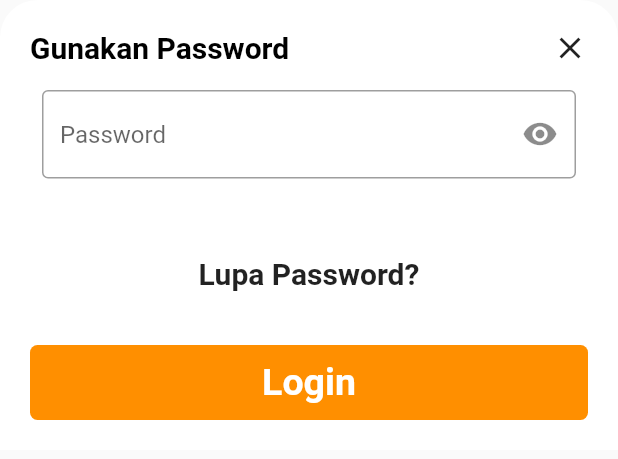
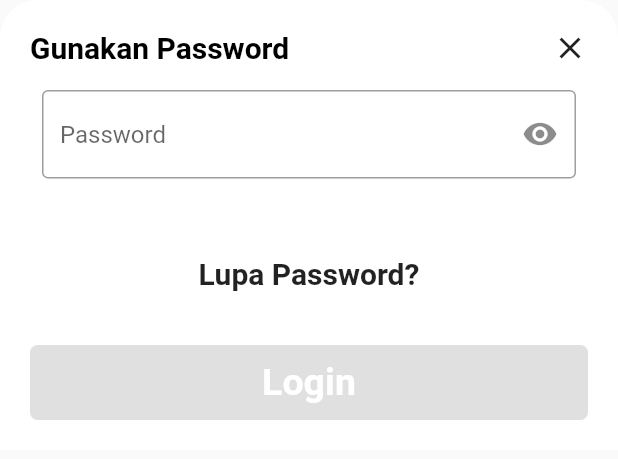
Before and after one commit to FieryInferno/keuangan, a Flutter app: the LoginPassword widget shown alone on an empty page, opened directly, on a phone screen of 412 x 824 dp. Shown: the top 459 px of the screen. Run offline on Flutter 3.47's test engine with Material 2 defaults, Android fonts, the phone set to English and light mode, and no system bars.

Commit message:
feat: disabled button login

```diff
--- a/lib/pages/login.dart
+++ b/lib/pages/login.dart
@@ -52,6 +52,19 @@ class LoginPassword extends StatefulWidget {
 class _LoginPassword extends State<LoginPassword> {
   final TextEditingController _passwordController = TextEditingController();
   bool _wrongPassword = false;
+  bool _disabledButton = true;
+
+  @override
+  void initState() {
+    _passwordController.addListener(() {
+      if (_passwordController.text.trim() == '') {
+        setState(() => _disabledButton = true);
+      } else {
+        setState(() => _disabledButton = false);
+      }
+    });
+    super.initState();
+  }
 
   @override
   void dispose() {
@@ -135,7 +148,9 @@ class _LoginPassword extends State<LoginPassword> {
                             borderRadius: const BorderRadius.all(
                               Radius.circular(5),
                             ),
-                            color: Colors.amber[800],
+                            color: _disabledButton
+                                ? Colors.grey[300]
+                                : Colors.amber[800],
                           ),
                           height: 50,
                           child: Column(
```
